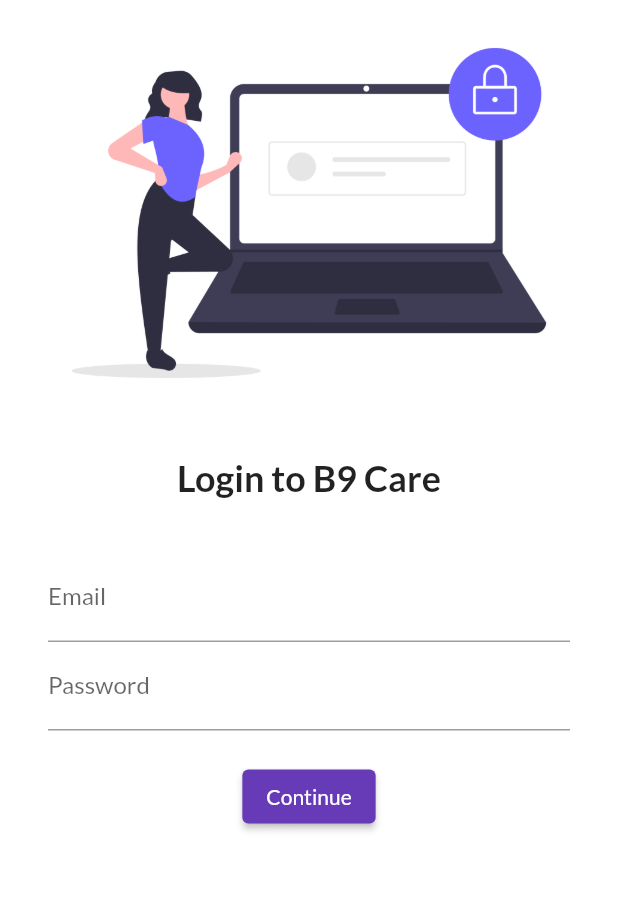
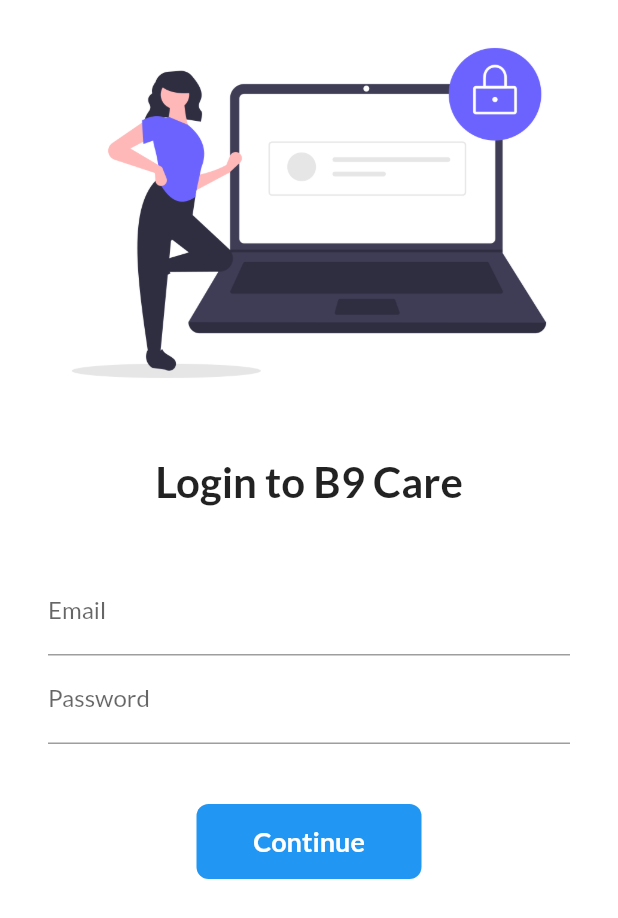
Before and after one commit to tjrox0825/FlutterProjects, a Flutter app: the screen it shows after launch, on a phone screen of 412 x 824 dp. Shown: the top 918 px of the screen. Run offline on Flutter 3.47's test engine with Material 2 defaults, Android fonts, the phone set to English and light mode, and no system bars; our stand-ins replace google_fonts.

Commit message:
Login Button Animation and Redirect done

```diff
--- a/lib/main.dart
+++ b/lib/main.dart
@@ -1,3 +1,4 @@
+import 'package:day2/utils/routes.dart';
 import 'package:google_fonts/google_fonts.dart';
 import 'package:day2/pages/loginpage.dart';
 import 'package:flutter/material.dart';
@@ -14,17 +15,18 @@
         //home: HomePage(),
         themeMode: ThemeMode.light,
         theme: ThemeData(
-            primarySwatch: Colors.deepPurple,
+            primarySwatch: Colors.blue,
             fontFamily: GoogleFonts.lato().fontFamily,
             ),
+            debugShowCheckedModeBanner: false,
         darkTheme: ThemeData(
           brightness: Brightness.dark,
         ),
         //initialRoute: "/home",
         routes: {
           "/": (context) => LoginPage(),
-          "/home": (context) => HomePage(),
-          "/login": (context) => LoginPage(),
+          MyRoutes.homeRoute: (context) => HomePage(),
+          MyRoutes.loginRoute: (context) => LoginPage(),
         });
   }
 }
--- a/lib/pages/loginpage.dart
+++ b/lib/pages/loginpage.dart
@@ -1,10 +1,19 @@
 import 'package:flutter/material.dart';
+import '../utils/routes.dart';
+class LoginPage extends StatefulWidget {
+  @override
+  State<LoginPage> createState() => _LoginPageState();
+}
 
-class LoginPage extends StatelessWidget {
+class _LoginPageState extends State<LoginPage> {
+  // String name = "";
+  bool changeButton = false;
+
   @override
   Widget build(BuildContext context) {
     return Material(
       color: Colors.white,
+      child: SingleChildScrollView(
         child: Column(
           children: [
             Image.asset(
@@ -17,13 +26,20 @@
             const Text(
               "Login to B9 Care",
               style: TextStyle(
-              fontSize: 24,
+                fontSize: 28,
                 fontWeight: FontWeight.bold,
               ),
             ),
             const SizedBox(
-            height: 20,
+              height: 24,
             ),
+            // Text(
+            //   "Welcome $name",
+            //   style: const TextStyle(
+            //     fontSize: 18,
+            //     fontWeight: FontWeight.bold,
+            //   ),
+            // ),
             Padding(
               padding:
                   const EdgeInsets.symmetric(vertical: 16.0, horizontal: 32.0),
@@ -31,6 +47,10 @@
                 TextFormField(
                   decoration: const InputDecoration(
                       hintText: "Enter Email", labelText: "Email"),
+                  // onChanged: (value) {
+                  //   name = value;
+                  //   setState(() {});}
+                  //
                 ),
                 TextFormField(
                   obscureText: true,
@@ -38,18 +58,55 @@
                       hintText: "Enter Password", labelText: "Password"),
                 ),
                 const SizedBox(
-                height: 20,
+                  height: 40,
                 ),
-              ElevatedButton(
-                style: TextButton.styleFrom(),
-                onPressed: () {
-                  print("Login Successful!");
+                InkWell(
+                  onTap: () async {
+                    setState(() {
+                      changeButton = true;
+                    });
+                    await Future.delayed(const Duration(seconds: 1));
+                    Navigator.pushNamed(context, MyRoutes.homeRoute);
                   },
-                child: const Text("Continue"),
+                  child: AnimatedContainer(
+                    duration: const Duration(seconds: 1),
+                    width: changeButton ? 50 : 150,
+                    height: 50,
+                    alignment: Alignment.center,
+                    decoration: BoxDecoration(
+                      // shape: changeButton ? BoxShape.circle : BoxShape.rectangle,
+                      color: Colors.blue,
+                      borderRadius:
+                          BorderRadius.circular(changeButton ? 50 : 8),
+                    ),
+                    child: changeButton
+                        ? const Icon(
+                            Icons.done,
+                            color: Colors.white,
+                          )
+                        : const Text(
+                            "Continue",
+                            style: TextStyle(
+                              color: Colors.white,
+                              fontWeight: FontWeight.bold,
+                              fontSize: 18,
+                            ),
+                          ),
+                  ),
                 ),
               ]),
+
+              // ElevatedButton(
+              //   style: TextButton.styleFrom(
+              //     minimumSize: const Size(150, 40),
+              //   ),
+              //   onPressed: () {
+              //     Navigator.pushNamed(context, MyRoutes.homeRoute);
+              //   },
+              //   child: const Text("Continue"),),
             ),
           ],
+        ),
       ),
     );
   }
--- /dev/null
+++ b/lib/utils/routes.dart
@@ -0,0 +1,4 @@
+class MyRoutes{
+  static String loginRoute = '/login';
+  static String homeRoute = '/home';
+}
```
Lines whose indentation alone changed are shown as unchanged.
